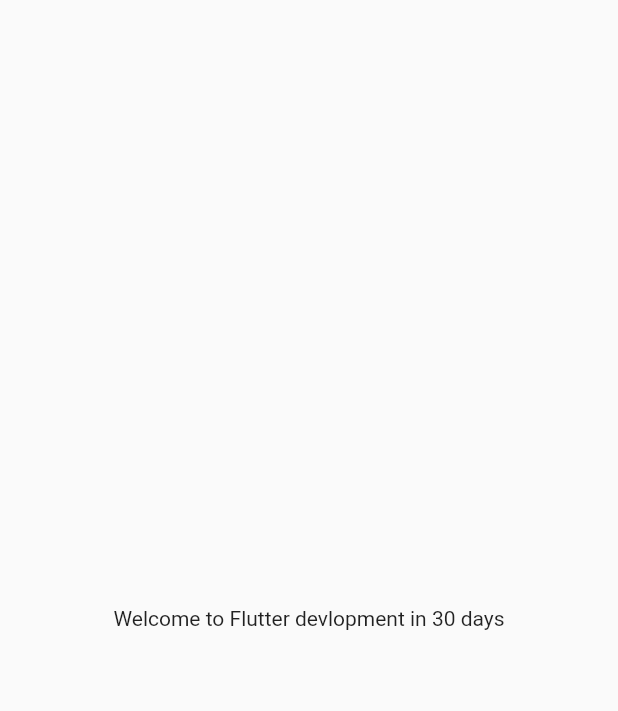
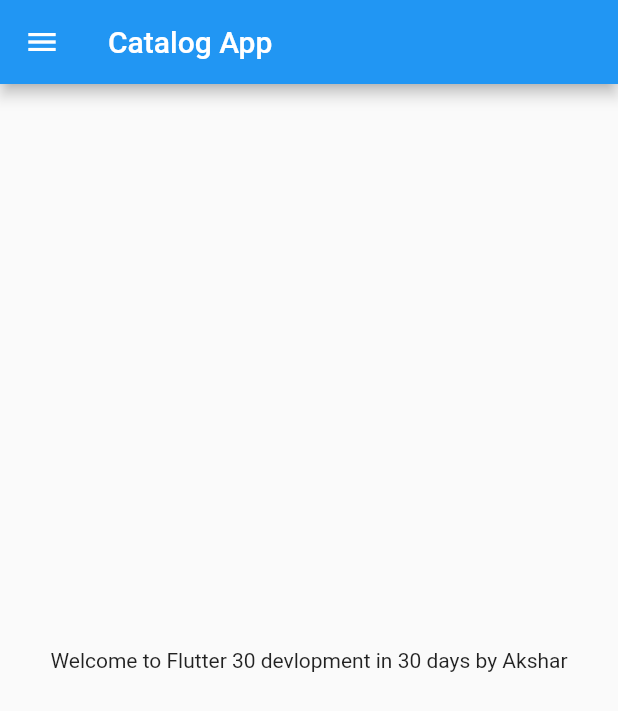
Before and after one commit to ghanshyamgamit2001/Catalog-App-With-Flutter, a Flutter app: the screen it shows after launch, on a phone screen of 412 x 824 dp. Shown: the top 711 px of the screen. Run offline on Flutter 3.47's test engine with Material 2 defaults, Android fonts, the light colour scheme and no system bars.

Commit message:
Day 2 Complited

```diff
--- /dev/null
+++ b/lib/home_page.dart
@@ -0,0 +1,23 @@
+import 'package:flutter/material.dart';
+
+// ignore: use_key_in_widget_constructors
+class HomePage extends StatelessWidget {
+  // const HomePage({Key? key}) : super(key: key);
+
+  @override
+  Widget build(BuildContext context) {
+    int days = 30;
+    String name = "Akshar";
+
+    return Scaffold(
+      appBar: AppBar(
+        title: Text("Catalog App"),
+      ),
+      body: Center(
+        child: Text("Welcome to Flutter $days devlopment in 30 days by $name"),
+      ),
+      // ignore: prefer_const_constructors
+      drawer: Drawer(),
+    );
+  }
+}
--- a/lib/main.dart
+++ b/lib/main.dart
@@ -1,23 +1,27 @@
+import 'package:catalog/home_page.dart';
 import 'package:flutter/material.dart';
 
 void main() {
   runApp(MyApp());
 }
 
-
 class MyApp extends StatelessWidget {
-  const MyApp({ Key? key }) : super(key: key);
+  const MyApp({Key? key}) : super(key: key);
 
   @override
   Widget build(BuildContext context) {
+    // ignore: unused_local_variable
+    String name = "Ghanshyam";
+    // double pi = 3.14;
+    // bool isMale = true;
+    // num temp = 30.5;
+
+    // var day = "Tuseday";
+    // const pi = 3.14;
+    // final
+
     return MaterialApp(
-      home: Material(
-        child: Center(
-          child: Container(
-            child: Text("Welcome to Flutter devlopment in 30 days"),
-          ),
-        ),
-      )
+        home: HomePage(),
     );
   }
 }
```
